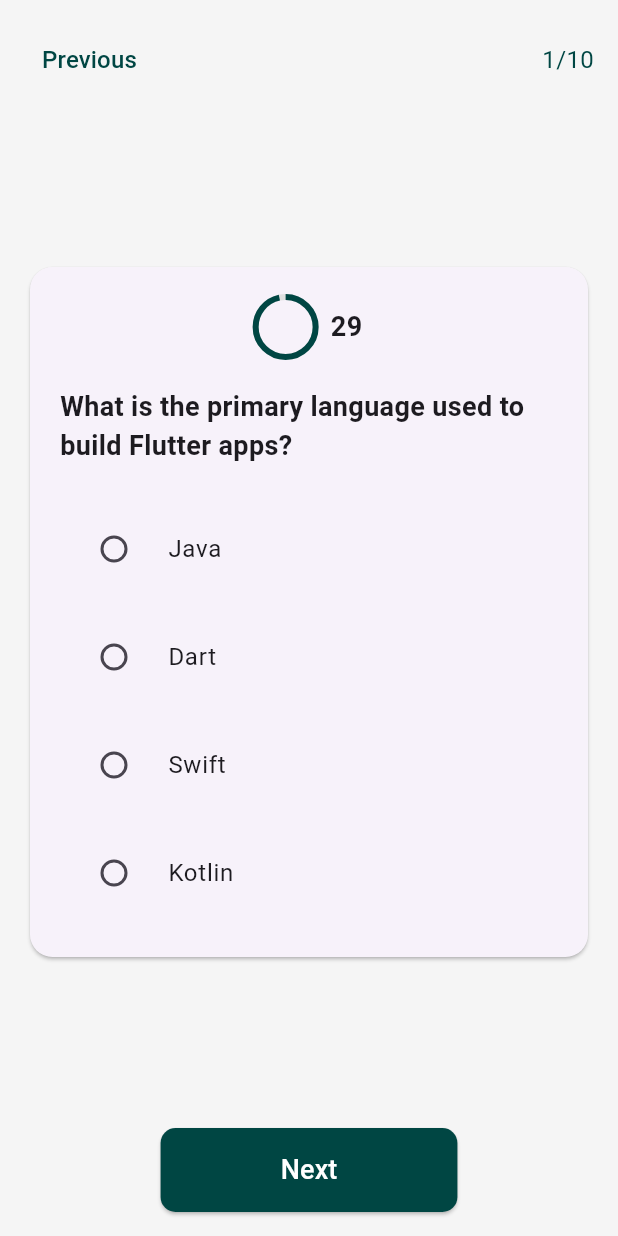
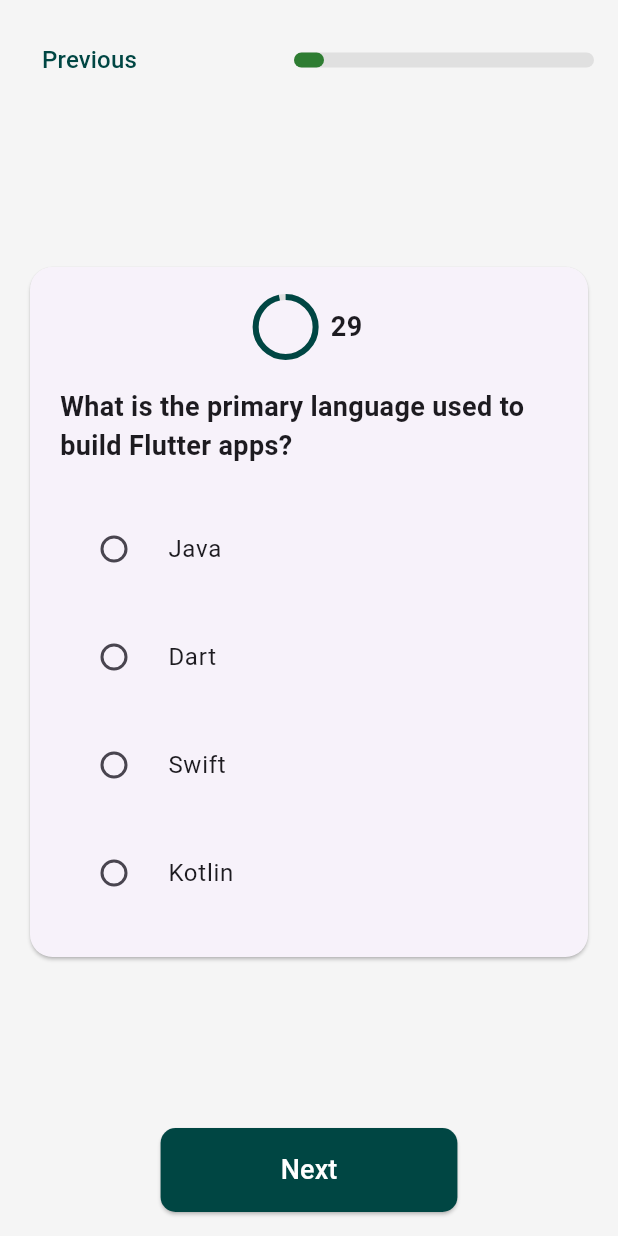
Before and after one commit to femi-tobi/quiz-app-animated-waddle, a Flutter app: the QuizScreen screen opened directly with empty values, on a phone screen of 412 x 824 dp. Run offline on Flutter 3.47's test engine with Material 3 defaults, Android fonts, the phone set to English and light mode, and no system bars.

Commit message:
gradle fix

```diff
--- a/lib/quiz_screen.dart
+++ b/lib/quiz_screen.dart
@@ -164,9 +164,15 @@ class _QuizScreenState extends State<QuizScreen> {
                     onPressed: previousQuestion,
                     child: Text('Previous', style: TextStyle(color: Color(0xFF004643), fontSize: 16)),
                   ),
-                  Text(
-                    '${currentQuestionIndex + 1}/${questions.length}',
-                    style: TextStyle(fontSize: 16, color: Color(0xFF004643)),
+                  SizedBox(
+                    width: 200, // Adjust width as needed
+                    child: LinearProgressIndicator(
+                      value: (currentQuestionIndex + 1) / questions.length,
+                      backgroundColor: Colors.grey[300],
+                      color: Color(0xFF2E7D32),
+                      minHeight: 10,
+                      borderRadius: BorderRadius.circular(5),
+                    ),
                   ),
                 ],
               ),
```
Also changed, not shown: 2 other files.
